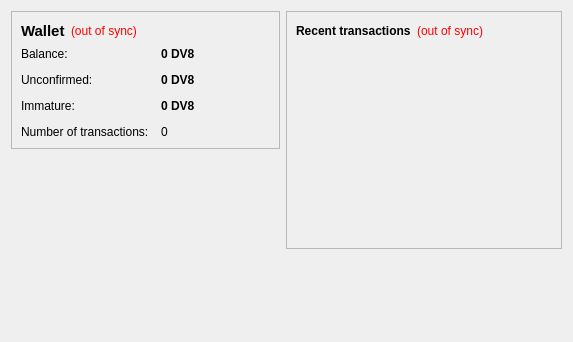
The window that src/qt/forms/overviewpage.ui (JurisKhan/dv8coin) describes before a commit, drawn with Qt 5.
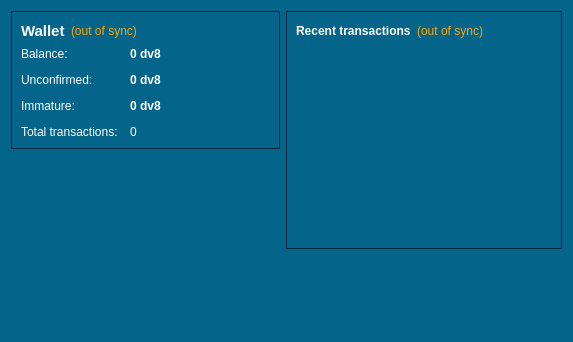
The same window after the commit. Icons and pictures are not drawn.

Patch:
```diff
--- a/src/qt/forms/overviewpage.ui
+++ b/src/qt/forms/overviewpage.ui
@@ -13,11 +13,18 @@
   <property name="windowTitle">
    <string>Form</string>
   </property>
+  <property name="styleSheet">
+   <string notr="true">background-color:#04648A;
+color:white;</string>
+  </property>
   <layout class="QHBoxLayout" name="horizontalLayout" stretch="0,0">
    <item>
     <layout class="QVBoxLayout" name="verticalLayout_2">
      <item>
       <widget class="QFrame" name="frame">
+       <property name="styleSheet">
+        <string notr="true">border: 1px solid #022840;</string>
+       </property>
        <property name="frameShape">
         <enum>QFrame::StyledPanel</enum>
        </property>
@@ -37,6 +44,9 @@
               <bold>true</bold>
              </font>
             </property>
+            <property name="styleSheet">
+             <string notr="true">border:none;</string>
+            </property>
             <property name="text">
              <string>Wallet</string>
             </property>
@@ -53,7 +63,9 @@
              <string>The displayed information may be out of date. Your wallet automatically synchronizes with the Dv8Coin network after a connection is established, but this process has not completed yet.</string>
             </property>
             <property name="styleSheet">
-             <string notr="true">QLabel { color: red; }</string>
+             <string notr="true">color: orange;
+border:none;
+</string>
             </property>
             <property name="text">
              <string notr="true">(out of sync)</string>
@@ -96,6 +108,9 @@
               <family>Segoe UI</family>
              </font>
             </property>
+            <property name="styleSheet">
+             <string notr="true">border:none;</string>
+            </property>
             <property name="text">
              <string>Balance:</string>
             </property>
@@ -116,8 +131,11 @@
             <property name="toolTip">
              <string>Your current balance</string>
             </property>
+            <property name="styleSheet">
+             <string notr="true">border:none;</string>
+            </property>
             <property name="text">
-             <string notr="true">0 DV8</string>
+             <string notr="true">0 dv8</string>
             </property>
             <property name="textInteractionFlags">
              <set>Qt::LinksAccessibleByMouse|Qt::TextSelectableByKeyboard|Qt::TextSelectableByMouse</set>
@@ -131,6 +149,9 @@
               <family>Segoe UI</family>
              </font>
             </property>
+            <property name="styleSheet">
+             <string notr="true">border:none;</string>
+            </property>
             <property name="text">
              <string>Unconfirmed:</string>
             </property>
@@ -151,8 +172,11 @@
             <property name="toolTip">
              <string>Total of transactions that have yet to be confirmed, and do not yet count toward the current balance</string>
             </property>
+            <property name="styleSheet">
+             <string notr="true">border:none;</string>
+            </property>
             <property name="text">
-             <string notr="true">0 DV8</string>
+             <string notr="true">0 dv8</string>
             </property>
             <property name="textInteractionFlags">
              <set>Qt::LinksAccessibleByMouse|Qt::TextSelectableByKeyboard|Qt::TextSelectableByMouse</set>
@@ -166,8 +190,11 @@
               <family>Segoe UI</family>
              </font>
             </property>
+            <property name="styleSheet">
+             <string notr="true">border:none;</string>
+            </property>
             <property name="text">
-             <string>Number of transactions:</string>
+             <string>Total transactions:</string>
             </property>
            </widget>
           </item>
@@ -181,6 +208,9 @@
             <property name="toolTip">
              <string>Total number of transactions in wallet</string>
             </property>
+            <property name="styleSheet">
+             <string notr="true">border:none;</string>
+            </property>
             <property name="text">
              <string notr="true">0</string>
             </property>
@@ -193,6 +223,9 @@
               <family>Segoe UI</family>
              </font>
             </property>
+            <property name="styleSheet">
+             <string notr="true">border:none;</string>
+            </property>
             <property name="text">
              <string>Immature:</string>
             </property>
@@ -210,8 +243,11 @@
             <property name="toolTip">
              <string>Mined balance that has not yet matured</string>
             </property>
+            <property name="styleSheet">
+             <string notr="true">border:none;</string>
+            </property>
             <property name="text">
-             <string notr="true">0 DV8</string>
+             <string notr="true">0 dv8</string>
             </property>
             <property name="textInteractionFlags">
              <set>Qt::LinksAccessibleByMouse|Qt::TextSelectableByKeyboard|Qt::TextSelectableByMouse</set>
@@ -223,6 +259,16 @@
        </layout>
       </widget>
      </item>
+     <item alignment="Qt::AlignHCenter">
+      <widget class="QLabel" name="label_6">
+       <property name="text">
+        <string/>
+       </property>
+       <property name="pixmap">
+        <pixmap resource="../bitcoin.qrc">:/images/splash</pixmap>
+       </property>
+      </widget>
+     </item>
      <item>
       <spacer name="verticalSpacer">
        <property name="orientation">
@@ -230,8 +276,8 @@
        </property>
        <property name="sizeHint" stdset="0">
         <size>
-         <width>20</width>
-         <height>40</height>
+         <width>17</width>
+         <height>13</height>
         </size>
        </property>
       </spacer>
@@ -242,6 +288,9 @@
     <layout class="QVBoxLayout" name="verticalLayout_3">
      <item>
       <widget class="QFrame" name="frame_2">
+       <property name="styleSheet">
+        <string notr="true">border: 1px solid #022840;</string>
+       </property>
        <property name="frameShape">
         <enum>QFrame::StyledPanel</enum>
        </property>
@@ -258,6 +307,9 @@
               <family>Segoe UI</family>
              </font>
             </property>
+            <property name="styleSheet">
+             <string notr="true">border:none;</string>
+            </property>
             <property name="text">
              <string>&lt;b&gt;Recent transactions&lt;/b&gt;</string>
             </property>
@@ -274,7 +326,8 @@
              <string>The displayed information may be out of date. Your wallet automatically synchronizes with the Dv8Coin network after a connection is established, but this process has not completed yet.</string>
             </property>
             <property name="styleSheet">
-             <string notr="true">QLabel { color: red; }</string>
+             <string notr="true">color: orange;
+border:none;</string>
             </property>
             <property name="text">
              <string notr="true">(out of sync)</string>
@@ -302,7 +355,9 @@
         <item>
          <widget class="QListView" name="listTransactions">
           <property name="styleSheet">
-           <string notr="true">QListView { background: transparent; }</string>
+           <string notr="true">background: transparent;
+border: none;
+</string>
           </property>
           <property name="frameShape">
            <enum>QFrame::NoFrame</enum>
```
Left out of the diff: 4 changed lines with no effect on the pictures.
